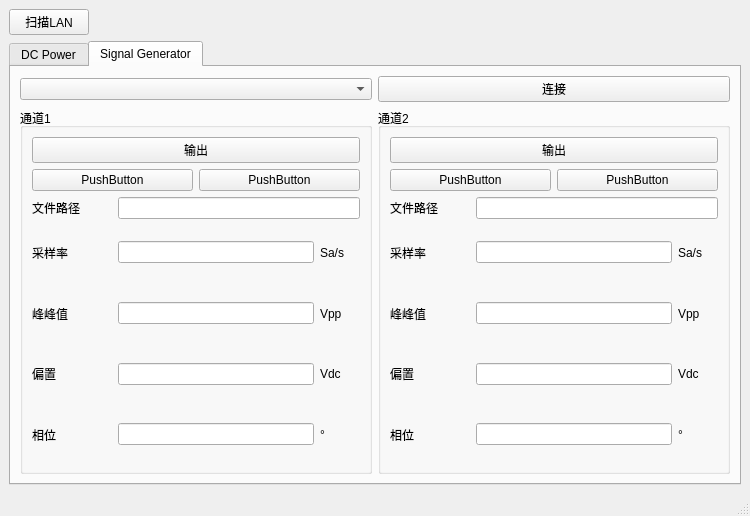
cjhonlyone/qt-visa-controller, file mainwindow.ui: the form before one commit.
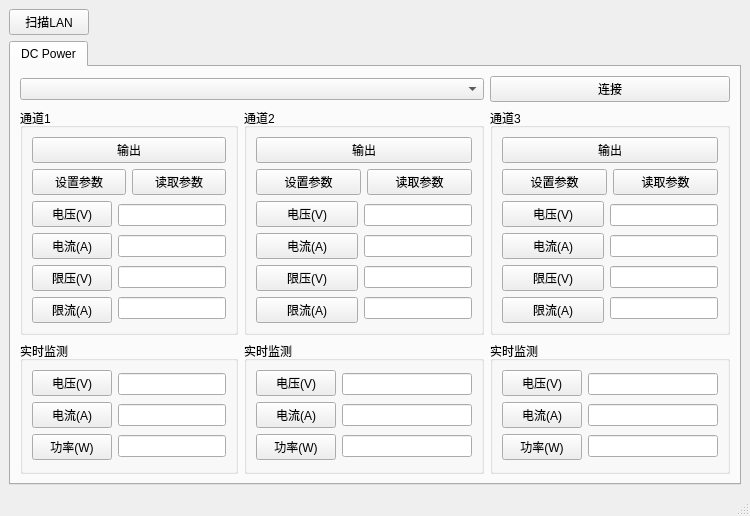
The form after the commit. The open tabs and pages were chosen to show the change.

Commit message:
重构：用 QTcpSocket 替代 NI-VISA，删除 SDG，整理通道结构
- 新增 ScpiClient（QTcpSocket + 5025 端口 SCPI Raw Socket）
- 流式 query 处理 \n 终止 + 超时
- 删除所有 SDG（信号源）UI 与代码
- 用 QVector<PowerChannel> 替换 10+ 个 QList 并行索引
- 异步仪器发现状态机（避免阻塞 UI）
- 响应统一 trimmed()，兼容 ON/OFF/1/0 与 CRLF
- 监听 socket 断线，自动恢复 UI 状态
- .pro 去除 NI-VISA Windows 绝对路径，跨平台
- main.cpp 简化（Qt6 默认 UTF-8）

What changed in the file:
```diff
--- a/mainwindow.ui
+++ b/mainwindow.ui
@@ -552,806 +552,6 @@
         </item>
        </layout>
       </widget>
-      <widget class="QWidget" name="tab_2">
-       <attribute name="title">
-        <string>Signal Generator</string>
-       </attribute>
-       <layout class="QGridLayout" name="gridLayout_4">
-        <item row="0" column="1">
-         <widget class="QPushButton" name="CONNECTLAN_SDG">
-          <property name="text">
-           <string>连接</string>
-          </property>
-         </widget>
-        </item>
-        <item row="0" column="0">
-         <widget class="QComboBox" name="comboBox_SDG">
-          <property name="sizePolicy">
-           <sizepolicy hsizetype="Preferred" vsizetype="Fixed">
-            <horstretch>0</horstretch>
-            <verstretch>0</verstretch>
-           </sizepolicy>
-          </property>
-         </widget>
-        </item>
-        <item row="1" column="1">
-         <widget class="QGroupBox" name="groupBox_8">
-          <property name="title">
-           <string>通道2</string>
-          </property>
-          <layout class="QGridLayout" name="gridLayout_3">
-           <item row="0" column="0" colspan="2">
-            <widget class="QPushButton" name="SDG_OUTP_2">
-             <property name="text">
-              <string>输出</string>
-             </property>
-            </widget>
-           </item>
-           <item row="1" column="0">
-            <widget class="QPushButton" name="ChooseFile_2">
-             <property name="text">
-              <string>PushButton</string>
-             </property>
-            </widget>
-           </item>
-           <item row="1" column="1">
-            <widget class="QPushButton" name="SendValue_2">
-             <property name="text">
-              <string>PushButton</string>
-             </property>
-            </widget>
-           </item>
-           <item row="2" column="0" colspan="2">
-            <layout class="QHBoxLayout" name="horizontalLayout_16">
-             <item>
-              <widget class="QLabel" name="label_2">
-               <property name="sizePolicy">
-                <sizepolicy hsizetype="Fixed" vsizetype="Preferred">
-                 <horstretch>80</horstretch>
-                 <verstretch>0</verstretch>
-                </sizepolicy>
-               </property>
-               <property name="minimumSize">
-                <size>
-                 <width>80</width>
-                 <height>0</height>
-                </size>
-               </property>
-               <property name="maximumSize">
-                <size>
-                 <width>80</width>
-                 <height>16777215</height>
-                </size>
-               </property>
-               <property name="baseSize">
-                <size>
-                 <width>0</width>
-                 <height>0</height>
-                </size>
-               </property>
-               <property name="text">
-                <string>文件路径</string>
-               </property>
-              </widget>
-             </item>
-             <item>
-              <widget class="QLineEdit" name="FilePath_2">
-               <property name="sizePolicy">
-                <sizepolicy hsizetype="Expanding" vsizetype="Fixed">
-                 <horstretch>0</horstretch>
-                 <verstretch>0</verstretch>
-                </sizepolicy>
-               </property>
-              </widget>
-             </item>
-            </layout>
-           </item>
-           <item row="3" column="0" colspan="2">
-            <layout class="QHBoxLayout" name="horizontalLayout_17">
-             <item>
-              <widget class="QLabel" name="label_4">
-               <property name="sizePolicy">
-                <sizepolicy hsizetype="Fixed" vsizetype="Preferred">
-                 <horstretch>80</horstretch>
-                 <verstretch>0</verstretch>
-                </sizepolicy>
-               </property>
-               <property name="minimumSize">
-                <size>
-                 <width>80</width>
-                 <height>0</height>
-                </size>
-               </property>
-               <property name="maximumSize">
-                <size>
-                 <width>80</width>
-                 <height>16777215</height>
-                </size>
-               </property>
-               <property name="baseSize">
-                <size>
-                 <width>0</width>
-                 <height>0</height>
-                </size>
-               </property>
-               <property name="text">
-                <string>采样率</string>
-               </property>
-              </widget>
-             </item>
-             <item>
-              <widget class="QLineEdit" name="SampleRate_2">
-               <property name="sizePolicy">
-                <sizepolicy hsizetype="Expanding" vsizetype="Fixed">
-                 <horstretch>0</horstretch>
-                 <verstretch>0</verstretch>
-                </sizepolicy>
-               </property>
-              </widget>
-             </item>
-             <item>
-              <widget class="QLabel" name="label_23">
-               <property name="sizePolicy">
-                <sizepolicy hsizetype="Fixed" vsizetype="Preferred">
-                 <horstretch>40</horstretch>
-                 <verstretch>0</verstretch>
-                </sizepolicy>
-               </property>
-               <property name="minimumSize">
-                <size>
-                 <width>40</width>
-                 <height>0</height>
-                </size>
-               </property>
-               <property name="maximumSize">
-                <size>
-                 <width>40</width>
-                 <height>16777215</height>
-                </size>
-               </property>
-               <property name="baseSize">
-                <size>
-                 <width>0</width>
-                 <height>0</height>
-                </size>
-               </property>
-               <property name="text">
-                <string>Sa/s</string>
-               </property>
-              </widget>
-             </item>
-            </layout>
-           </item>
-           <item row="4" column="0" colspan="2">
-            <layout class="QHBoxLayout" name="horizontalLayout_18">
-             <item>
-              <widget class="QLabel" name="label_6">
-               <property name="sizePolicy">
-                <sizepolicy hsizetype="Fixed" vsizetype="Preferred">
-                 <horstretch>80</horstretch>
-                 <verstretch>0</verstretch>
-                </sizepolicy>
-               </property>
-               <property name="minimumSize">
-                <size>
-                 <width>80</width>
-                 <height>0</height>
-                </size>
-               </property>
-               <property name="maximumSize">
-                <size>
-                 <width>80</width>
-                 <height>16777215</height>
-                </size>
-               </property>
-               <property name="baseSize">
-                <size>
-                 <width>0</width>
-                 <height>0</height>
-                </size>
-               </property>
-               <property name="text">
-                <string>峰峰值</string>
-               </property>
-              </widget>
-             </item>
-             <item>
-              <widget class="QLineEdit" name="Amplitude_2">
-               <property name="sizePolicy">
-                <sizepolicy hsizetype="Expanding" vsizetype="Fixed">
-                 <horstretch>0</horstretch>
-                 <verstretch>0</verstretch>
-                </sizepolicy>
-               </property>
-               <property name="text">
-                <string/>
-               </property>
-              </widget>
-             </item>
-             <item>
-              <widget class="QLabel" name="label_26">
-               <property name="sizePolicy">
-                <sizepolicy hsizetype="Fixed" vsizetype="Preferred">
-                 <horstretch>40</horstretch>
-                 <verstretch>0</verstretch>
-                </sizepolicy>
-               </property>
-               <property name="minimumSize">
-                <size>
-                 <width>40</width>
-                 <height>0</height>
-                </size>
-               </property>
-               <property name="maximumSize">
-                <size>
-                 <width>40</width>
-                 <height>16777215</height>
-                </size>
-               </property>
-               <property name="baseSize">
-                <size>
-                 <width>0</width>
-                 <height>0</height>
-                </size>
-               </property>
-               <property name="text">
-                <string>Vpp</string>
-               </property>
-              </widget>
-             </item>
-            </layout>
-           </item>
-           <item row="5" column="0" colspan="2">
-            <layout class="QHBoxLayout" name="horizontalLayout_19">
-             <item>
-              <widget class="QLabel" name="label_8">
-               <property name="sizePolicy">
-                <sizepolicy hsizetype="Fixed" vsizetype="Preferred">
-                 <horstretch>80</horstretch>
-                 <verstretch>0</verstretch>
-                </sizepolicy>
-               </property>
-               <property name="minimumSize">
-                <size>
-                 <width>80</width>
-                 <height>0</height>
-                </size>
-               </property>
-               <property name="maximumSize">
-                <size>
-                 <width>80</width>
-                 <height>16777215</height>
-                </size>
-               </property>
-               <property name="baseSize">
-                <size>
-                 <width>0</width>
-                 <height>0</height>
-                </size>
-               </property>
-               <property name="text">
-                <string>偏置</string>
-               </property>
-              </widget>
-             </item>
-             <item>
-              <widget class="QLineEdit" name="Offset_2">
-               <property name="sizePolicy">
-                <sizepolicy hsizetype="Expanding" vsizetype="Fixed">
-                 <horstretch>0</horstretch>
-                 <verstretch>0</verstretch>
-                </sizepolicy>
-               </property>
-               <property name="text">
-                <string/>
-               </property>
-              </widget>
-             </item>
-             <item>
-              <widget class="QLabel" name="label_24">
-               <property name="sizePolicy">
-                <sizepolicy hsizetype="Fixed" vsizetype="Preferred">
-                 <horstretch>40</horstretch>
-                 <verstretch>0</verstretch>
-                </sizepolicy>
-               </property>
-               <property name="minimumSize">
-                <size>
-                 <width>40</width>
-                 <height>0</height>
-                </size>
-               </property>
-               <property name="maximumSize">
-                <size>
-                 <width>40</width>
-                 <height>16777215</height>
-                </size>
-               </property>
-               <property name="baseSize">
-                <size>
-                 <width>0</width>
-                 <height>0</height>
-                </size>
-               </property>
-               <property name="text">
-                <string>Vdc</string>
-               </property>
-              </widget>
-             </item>
-            </layout>
-           </item>
-           <item row="6" column="0" colspan="2">
-            <layout class="QHBoxLayout" name="horizontalLayout_20">
-             <item>
-              <widget class="QLabel" name="label_10">
-               <property name="sizePolicy">
-                <sizepolicy hsizetype="Fixed" vsizetype="Preferred">
-                 <horstretch>80</horstretch>
-                 <verstretch>0</verstretch>
-                </sizepolicy>
-               </property>
-               <property name="minimumSize">
-                <size>
-                 <width>80</width>
-                 <height>0</height>
-                </size>
-               </property>
-               <property name="maximumSize">
-                <size>
-                 <width>80</width>
-                 <height>16777215</height>
-                </size>
-               </property>
-               <property name="baseSize">
-                <size>
-                 <width>0</width>
-                 <height>0</height>
-                </size>
-               </property>
-               <property name="text">
-                <string>相位</string>
-               </property>
-              </widget>
-             </item>
-             <item>
-              <widget class="QLineEdit" name="Phase_2">
-               <property name="sizePolicy">
-                <sizepolicy hsizetype="Expanding" vsizetype="Fixed">
-                 <horstretch>0</horstretch>
-                 <verstretch>0</verstretch>
-                </sizepolicy>
-               </property>
-               <property name="text">
-                <string/>
-               </property>
-              </widget>
-             </item>
-             <item>
-              <widget class="QLabel" name="label_25">
-               <property name="sizePolicy">
-                <sizepolicy hsizetype="Fixed" vsizetype="Preferred">
-                 <horstretch>40</horstretch>
-                 <verstretch>0</verstretch>
-                </sizepolicy>
-               </property>
-               <property name="minimumSize">
-                <size>
-                 <width>40</width>
-                 <height>0</height>
-                </size>
-               </property>
-               <property name="maximumSize">
-                <size>
-                 <width>40</width>
-                 <height>16777215</height>
-                </size>
-               </property>
-               <property name="baseSize">
-                <size>
-                 <width>0</width>
-                 <height>0</height>
-                </size>
-               </property>
-               <property name="text">
-                <string>°</string>
-               </property>
-              </widget>
-             </item>
-            </layout>
-           </item>
-          </layout>
-         </widget>
-        </item>
-        <item row="1" column="0">
-         <widget class="QGroupBox" name="groupBox_7">
-          <property name="title">
-           <string>通道1</string>
-          </property>
-          <layout class="QGridLayout" name="gridLayout_5">
-           <item row="1" column="0">
-            <widget class="QPushButton" name="ChooseFile_1">
-             <property name="text">
-              <string>PushButton</string>
-             </property>
-            </widget>
-           </item>
-           <item row="1" column="1">
-            <widget class="QPushButton" name="SendValue_1">
-             <property name="text">
-              <string>PushButton</string>
-             </property>
-            </widget>
-           </item>
-           <item row="2" column="0" colspan="2">
-            <layout class="QHBoxLayout" name="horizontalLayout_4">
-             <item>
-              <widget class="QLabel" name="label">
-               <property name="sizePolicy">
-                <sizepolicy hsizetype="Fixed" vsizetype="Preferred">
-                 <horstretch>80</horstretch>
-                 <verstretch>0</verstretch>
-                </sizepolicy>
-               </property>
-               <property name="minimumSize">
-                <size>
-                 <width>80</width>
-                 <height>0</height>
-                </size>
-               </property>
-               <property name="maximumSize">
-                <size>
-                 <width>80</width>
-                 <height>16777215</height>
-                </size>
-               </property>
-               <property name="baseSize">
-                <size>
-                 <width>0</width>
-                 <height>0</height>
-                </size>
-               </property>
-               <property name="text">
-                <string>文件路径</string>
-               </property>
-              </widget>
-             </item>
-             <item>
-              <widget class="QLineEdit" name="FilePath_1">
-               <property name="sizePolicy">
-                <sizepolicy hsizetype="Expanding" vsizetype="Fixed">
-                 <horstretch>0</horstretch>
-                 <verstretch>0</verstretch>
-                </sizepolicy>
-               </property>
-              </widget>
-             </item>
-            </layout>
-           </item>
-           <item row="3" column="0" colspan="2">
-            <layout class="QHBoxLayout" name="horizontalLayout_12">
-             <item>
-              <widget class="QLabel" name="label_3">
-               <property name="sizePolicy">
-                <sizepolicy hsizetype="Fixed" vsizetype="Preferred">
-                 <horstretch>80</horstretch>
-                 <verstretch>0</verstretch>
-                </sizepolicy>
-               </property>
-               <property name="minimumSize">
-                <size>
-                 <width>80</width>
-                 <height>0</height>
-                </size>
-               </property>
-               <property name="maximumSize">
-                <size>
-                 <width>80</width>
-                 <height>16777215</height>
-                </size>
-               </property>
-               <property name="baseSize">
-                <size>
-                 <width>0</width>
-                 <height>0</height>
-                </size>
-               </property>
-               <property name="text">
-                <string>采样率</string>
-               </property>
-              </widget>
-             </item>
-             <item>
-              <widget class="QLineEdit" name="SampleRate_1">
-               <property name="sizePolicy">
-                <sizepolicy hsizetype="Expanding" vsizetype="Fixed">
-                 <horstretch>0</horstretch>
-                 <verstretch>0</verstretch>
-                </sizepolicy>
-               </property>
-              </widget>
-             </item>
-             <item>
-              <widget class="QLabel" name="label_11">
-               <property name="sizePolicy">
-                <sizepolicy hsizetype="Fixed" vsizetype="Preferred">
-                 <horstretch>40</horstretch>
-                 <verstretch>0</verstretch>
-                </sizepolicy>
-               </property>
-               <property name="minimumSize">
-                <size>
-                 <width>40</width>
-                 <height>0</height>
-                </size>
-               </property>
-               <property name="maximumSize">
-                <size>
-                 <width>40</width>
-                 <height>16777215</height>
-                </size>
-               </property>
-               <property name="baseSize">
-                <size>
-                 <width>0</width>
-                 <height>0</height>
-                </size>
-               </property>
-               <property name="text">
-                <string>Sa/s</string>
-               </property>
-              </widget>
-             </item>
-            </layout>
-           </item>
-           <item row="4" column="0" colspan="2">
-            <layout class="QHBoxLayout" name="horizontalLayout_13">
-             <item>
-              <widget class="QLabel" name="label_5">
-               <property name="sizePolicy">
-                <sizepolicy hsizetype="Fixed" vsizetype="Preferred">
-                 <horstretch>80</horstretch>
-                 <verstretch>0</verstretch>
-                </sizepolicy>
-               </property>
-               <property name="minimumSize">
-                <size>
-                 <width>80</width>
-                 <height>0</height>
-                </size>
-               </property>
-               <property name="maximumSize">
-                <size>
-                 <width>80</width>
-                 <height>16777215</height>
-                </size>
-               </property>
-               <property name="baseSize">
-                <size>
-                 <width>0</width>
-                 <height>0</height>
-                </size>
-               </property>
-               <property name="text">
-                <string>峰峰值</string>
-               </property>
-              </widget>
-             </item>
-             <item>
-              <widget class="QLineEdit" name="Amplitude_1">
-               <property name="sizePolicy">
-                <sizepolicy hsizetype="Expanding" vsizetype="Fixed">
-                 <horstretch>0</horstretch>
-                 <verstretch>0</verstretch>
-                </sizepolicy>
-               </property>
-               <property name="text">
-                <string/>
-               </property>
-              </widget>
-             </item>
-             <item>
-              <widget class="QLabel" name="label_12">
-               <property name="sizePolicy">
-                <sizepolicy hsizetype="Fixed" vsizetype="Preferred">
-                 <horstretch>40</horstretch>
-                 <verstretch>0</verstretch>
-                </sizepolicy>
-               </property>
-               <property name="minimumSize">
-                <size>
-                 <width>40</width>
-                 <height>0</height>
-                </size>
-               </property>
-               <property name="maximumSize">
-                <size>
-                 <width>40</width>
-                 <height>16777215</height>
-                </size>
-               </property>
-               <property name="baseSize">
-                <size>
-                 <width>0</width>
-                 <height>0</height>
-                </size>
-               </property>
-               <property name="text">
-                <string>Vpp</string>
-               </property>
-              </widget>
-             </item>
-            </layout>
-           </item>
-           <item row="5" column="0" colspan="2">
-            <layout class="QHBoxLayout" name="horizontalLayout_14">
-             <item>
-              <widget class="QLabel" name="label_7">
-               <property name="sizePolicy">
-                <sizepolicy hsizetype="Fixed" vsizetype="Preferred">
-                 <horstretch>80</horstretch>
-                 <verstretch>0</verstretch>
-                </sizepolicy>
-               </property>
-               <property name="minimumSize">
-                <size>
-                 <width>80</width>
-                 <height>0</height>
-                </size>
-               </property>
-               <property name="maximumSize">
-                <size>
-                 <width>80</width>
-                 <height>16777215</height>
-                </size>
-               </property>
-               <property name="baseSize">
-                <size>
-                 <width>0</width>
-                 <height>0</height>
-                </size>
-               </property>
-               <property name="text">
-                <string>偏置</string>
-               </property>
-              </widget>
-             </item>
-             <item>
-              <widget class="QLineEdit" name="Offset_1">
-               <property name="sizePolicy">
-                <sizepolicy hsizetype="Expanding" vsizetype="Fixed">
-                 <horstretch>0</horstretch>
-                 <verstretch>0</verstretch>
-                </sizepolicy>
-               </property>
-               <property name="text">
-                <string/>
-               </property>
-              </widget>
-             </item>
-             <item>
-              <widget class="QLabel" name="label_13">
-               <property name="sizePolicy">
-                <sizepolicy hsizetype="Fixed" vsizetype="Preferred">
-                 <horstretch>40</horstretch>
-                 <verstretch>0</verstretch>
-                </sizepolicy>
-               </property>
-               <property name="minimumSize">
-                <size>
-                 <width>40</width>
-                 <height>0</height>
-                </size>
-               </property>
-               <property name="maximumSize">
-                <size>
-                 <width>40</width>
-                 <height>16777215</height>
-                </size>
-               </property>
-               <property name="baseSize">
-                <size>
-                 <width>0</width>
-                 <height>0</height>
-                </size>
-               </property>
-               <property name="text">
-                <string>Vdc</string>
-               </property>
-              </widget>
-             </item>
-            </layout>
-           </item>
-           <item row="6" column="0" colspan="2">
-            <layout class="QHBoxLayout" name="horizontalLayout_15">
-             <item>
-              <widget class="QLabel" name="label_9">
-               <property name="sizePolicy">
-                <sizepolicy hsizetype="Fixed" vsizetype="Preferred">
-                 <horstretch>80</horstretch>
-                 <verstretch>0</verstretch>
-                </sizepolicy>
-               </property>
-               <property name="minimumSize">
-                <size>
-                 <width>80</width>
-                 <height>0</height>
-                </size>
-               </property>
-               <property name="maximumSize">
-                <size>
-                 <width>80</width>
-                 <height>16777215</height>
-                </size>
-               </property>
-               <property name="baseSize">
-                <size>
-                 <width>0</width>
-                 <height>0</height>
-                </size>
-               </property>
-               <property name="text">
-                <string>相位</string>
-               </property>
-              </widget>
-             </item>
-             <item>
-              <widget class="QLineEdit" name="Phase_1">
-               <property name="sizePolicy">
-                <sizepolicy hsizetype="Expanding" vsizetype="Fixed">
-                 <horstretch>0</horstretch>
-                 <verstretch>0</verstretch>
-                </sizepolicy>
-               </property>
-               <property name="text">
-                <string/>
-               </property>
-              </widget>
-             </item>
-             <item>
-              <widget class="QLabel" name="label_22">
-               <property name="sizePolicy">
-                <sizepolicy hsizetype="Fixed" vsizetype="Preferred">
-                 <horstretch>40</horstretch>
-                 <verstretch>0</verstretch>
-                </sizepolicy>
-               </property>
-               <property name="minimumSize">
-                <size>
-                 <width>40</width>
-                 <height>0</height>
-                </size>
-               </property>
-               <property name="maximumSize">
-                <size>
-                 <width>40</width>
-                 <height>16777215</height>
-                </size>
-               </property>
-               <property name="baseSize">
-                <size>
-                 <width>0</width>
-                 <height>0</height>
-                </size>
-               </property>
-               <property name="text">
-                <string>°</string>
-               </property>
-              </widget>
-             </item>
-            </layout>
-           </item>
-           <item row="0" column="0" colspan="2">
-            <widget class="QPushButton" name="SDG_OUTP_1">
-             <property name="text">
-              <string>输出</string>
-             </property>
-            </widget>
-           </item>
-          </layout>
-         </widget>
-        </item>
-       </layout>
-      </widget>
      </widget>
     </item>
    </layout>
```
The commit also changes 6 other files.
